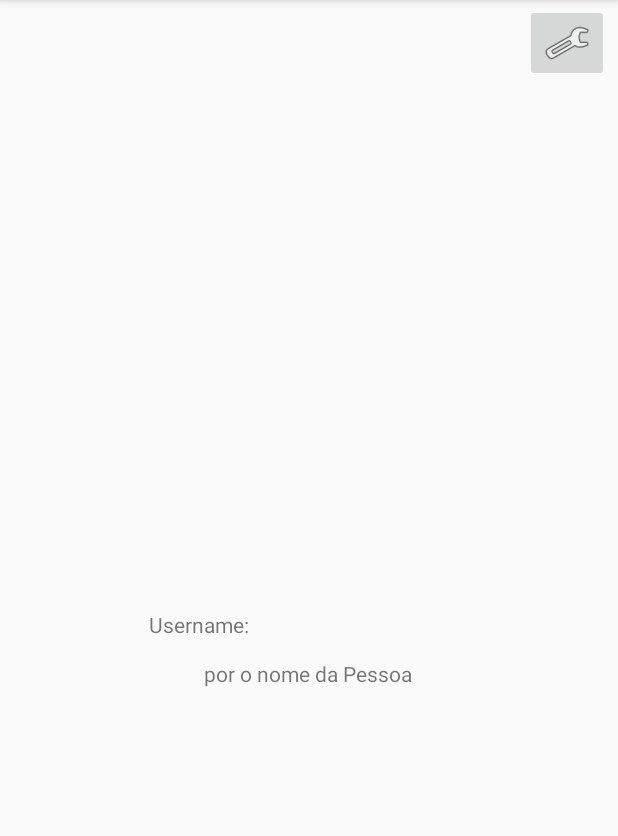
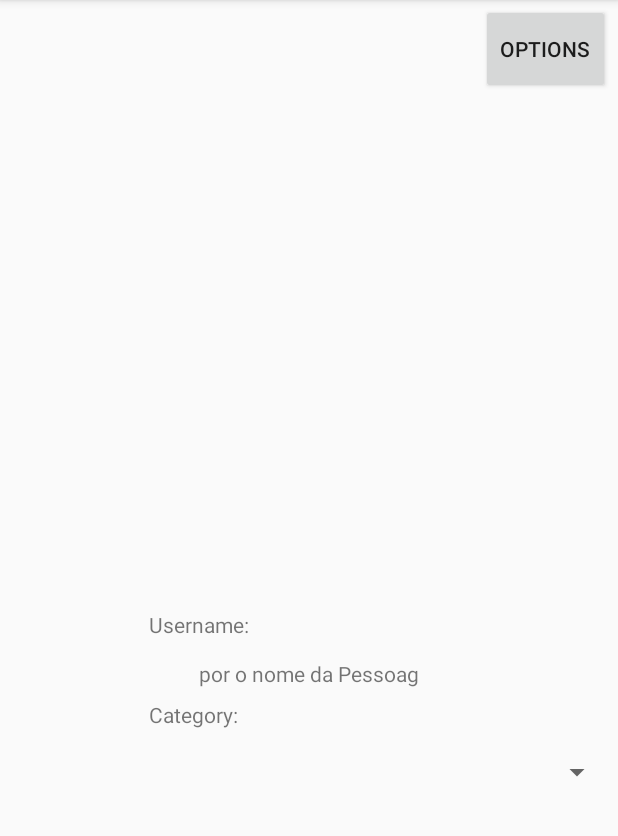
Before and after one commit to dmmnjaws/CMU-2019-2020, an Android app: the UserProfileActivity screen opened directly, with no data from a screen before it, on a phone screen of 412 x 824 dp, the part 84-920 px from its top. Run offline under Robolectric (Android 15) with nearby library versions, the phone set to English and light mode, and no system bars.

Commit message:
activity_user_profile.xml updated

```diff
--- a/app/src/main/res/layout/activity_user_profile.xml
+++ b/app/src/main/res/layout/activity_user_profile.xml
@@ -19,24 +19,36 @@
         app:layout_constraintVertical_bias="0.543" />
 
     <TextView
-        android:id="@+id/username"
+        android:id="@+id/categoryTextView"
         android:layout_width="wrap_content"
         android:layout_height="wrap_content"
-        android:layout_gravity="center_horizontal"
-        android:text="por o nome da Pessoa"
+        android:text="Category:"
+        app:layout_constraintBottom_toBottomOf="parent"
+        app:layout_constraintHorizontal_bias="0.282"
+        app:layout_constraintLeft_toLeftOf="parent"
+        app:layout_constraintRight_toRightOf="parent"
+        app:layout_constraintTop_toTopOf="parent"
+        app:layout_constraintVertical_bias="0.623" />
+
+    <TextView
+        android:id="@+id/username"
+        android:layout_width="407dp"
+        android:layout_height="20dp"
+        android:onClick="changeUsername"
+        android:text="por o nome da Pessoag"
+        android:gravity="center_horizontal"
         app:layout_constraintBottom_toBottomOf="parent"
         app:layout_constraintHorizontal_bias="0.498"
         app:layout_constraintLeft_toLeftOf="parent"
         app:layout_constraintRight_toRightOf="parent"
         app:layout_constraintTop_toTopOf="parent"
-        app:layout_constraintVertical_bias="0.587"
-        android:onClick="changeUsername"/>
+        app:layout_constraintVertical_bias="0.587" />
 
-    <ImageButton
+    <Button
         android:id="@+id/optionsButton"
-        android:layout_width="wrap_content"
-        android:layout_height="wrap_content"
-        app:srcCompat="@android:drawable/ic_menu_manage"
+        android:layout_width="86dp"
+        android:layout_height="60dp"
+        android:text="Options"
         app:layout_constraintBottom_toBottomOf="parent"
         app:layout_constraintHorizontal_bias="0.984"
         app:layout_constraintLeft_toLeftOf="parent"
@@ -45,4 +57,27 @@
         app:layout_constraintVertical_bias="0.004"
         android:onClick="optionsButtonOnClick"/>
 
+    <ImageView
+        android:id="@+id/imageView4"
+        android:layout_width="wrap_content"
+        android:layout_height="wrap_content"
+        android:layout_gravity="left|center_horizontal"
+        app:layout_constraintBottom_toBottomOf="parent"
+        app:layout_constraintHorizontal_bias="0.498"
+        app:layout_constraintLeft_toLeftOf="parent"
+        app:layout_constraintRight_toRightOf="parent"
+        app:layout_constraintTop_toTopOf="parent"
+        app:layout_constraintVertical_bias="0.359"
+        tools:srcCompat="@tools:sample/avatars" />
+
+    <Spinner
+        android:id="@+id/spinner"
+        android:layout_width="405dp"
+        android:layout_height="38dp"
+        app:layout_constraintBottom_toBottomOf="parent"
+        app:layout_constraintLeft_toLeftOf="parent"
+        app:layout_constraintRight_toRightOf="parent"
+        app:layout_constraintTop_toTopOf="parent"
+        app:layout_constraintVertical_bias="0.679" />
+
 </androidx.constraintlayout.widget.ConstraintLayout>
```
